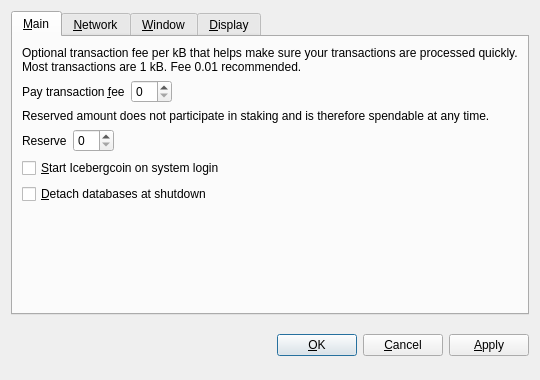
This is src/qt/forms/optionsdialog.ui in onednots/odns as Qt 5 draws it before an edit. The edited form follows.
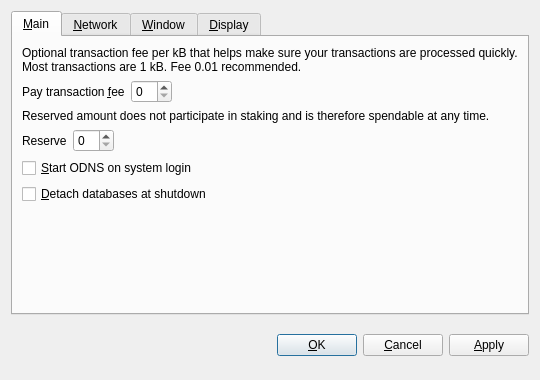
This is the edited form. Custom widgets are drawn as their Qt base class.

Diff of the .ui file:
```diff
--- a/src/qt/forms/optionsdialog.ui
+++ b/src/qt/forms/optionsdialog.ui
@@ -128,7 +128,7 @@
           <string>Automatically start Icebergcoin after logging in to the system.</string>
          </property>
          <property name="text">
-          <string>&amp;Start Icebergcoin on system login</string>
+          <string>&amp;Start ODNS on system login</string>
          </property>
         </widget>
        </item>
```
Left out of the diff: 10 changed lines with no effect on the pictures.
